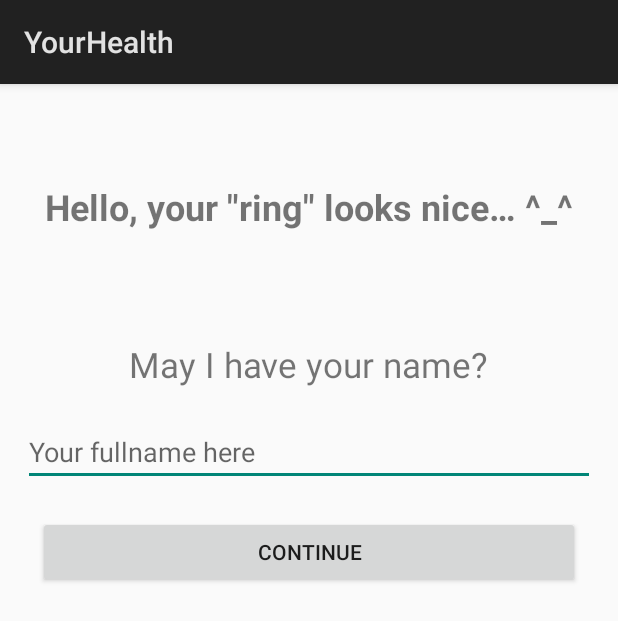
After one commit to LiamNguyen/your-health, an Android app: the layout fragment_ring_wearer_collect_information.xml on its own in the app's theme, with its tools: preview values and no code run, on a phone screen of 412 x 824 dp. The commit adds this screen. Shown: the top 621 px of the screen. Run offline under Robolectric (Android 15) with nearby library versions, the phone set to English and light mode, and no system bars.

Commit message:
Add new page to collect ring wearer's name and save to database, create new channel as well as store locally

```diff
--- a/app/build.gradle
+++ b/app/build.gradle
@@ -24,6 +24,7 @@ dependencies {
     androidTestCompile('com.android.support.test.espresso:espresso-core:2.2.2', {
         exclude group: 'com.android.support', module: 'support-annotations'
     })
+    compile files('libs/mysignalsconnectkit.jar')
     compile 'com.android.support.constraint:constraint-layout:1.0.2'
     compile 'co.realtime:messaging-android:2.1.+'
     compile 'com.android.support:support-v4:26.+'
@@ -31,5 +32,4 @@ dependencies {
     compile 'com.google.code.gson:gson:2.6.1'
     compile 'com.squareup.retrofit2:converter-gson:2.1.0'
     testCompile 'junit:junit:4.12'
-    compile files('libs/mysignalsconnectkit.jar')
 }
--- a/app/src/main/java/fi/letsdev/yourhealth/fragments/RingWearerSetupFragment.java
+++ b/app/src/main/java/fi/letsdev/yourhealth/fragments/RingWearerSetupFragment.java
@@ -25,6 +25,7 @@ import fi.letsdev.yourhealth.interfaces.InterfaceMySignalSensorService;
 import fi.letsdev.yourhealth.receiver.MySignalsDataReceiver;
 import fi.letsdev.yourhealth.service.BackgroundService;
 import fi.letsdev.yourhealth.utils.Constants;
+import fi.letsdev.yourhealth.utils.PreferencesManager;
 
 public class RingWearerSetupFragment extends Fragment implements InterfaceMySignalSensorService {
 
@@ -136,6 +137,9 @@ public class RingWearerSetupFragment extends Fragment implements InterfaceMySign
 
 	@Override
 	public void onReceiveHeartRate(Integer bpm) {
+		if (PreferencesManager.getInstance(getContext()).loadRingWearer().isNull())
+			((MainActivity) getActivity()).onShowRingWearerCollectInformationFragment();
+
 		pGif.setVisibility(View.INVISIBLE);
 		this.bpm = bpm;
 		handleReceivedData();
--- a/app/src/main/java/fi/letsdev/yourhealth/fragments/WatcherSetupFragment.java
+++ b/app/src/main/java/fi/letsdev/yourhealth/fragments/WatcherSetupFragment.java
@@ -201,7 +201,6 @@ public class WatcherSetupFragment extends Fragment implements InterfaceRefresher
 			}
 		});
 	}
-
 	//Programmatically add progress bar
 
 	private void addProgressBar() {
@@ -224,4 +223,7 @@ public class WatcherSetupFragment extends Fragment implements InterfaceRefresher
 
 		progressBarLayout.setVisibility(View.INVISIBLE);
 	}
+
+	@Override
+	public void onAddPatient(Patient patient) {}
 }
--- a/app/src/main/java/fi/letsdev/yourhealth/interfaces/InterfacePatientRepository.java
+++ b/app/src/main/java/fi/letsdev/yourhealth/interfaces/InterfacePatientRepository.java
@@ -4,4 +4,5 @@ import fi.letsdev.yourhealth.model.Patient;
 
 public interface InterfacePatientRepository {
 	void onChannelValidityResult(Boolean valid, Patient patient);
+	void onAddPatient(Patient patient);
 }
--- a/app/src/main/java/fi/letsdev/yourhealth/utils/Constants.java
+++ b/app/src/main/java/fi/letsdev/yourhealth/utils/Constants.java
@@ -5,6 +5,7 @@ public class Constants {
 	static class PreferenceKey {
 		static String USER_ROLE = "USER_ROLE";
 		static String PATIENT = "PATIENT";
+		static String RING_WEARER = "RING_WEARER";
 	}
 
 	public static class IntentActions {
@@ -19,7 +20,9 @@ public class Constants {
 
 	public static String MYSIGNALS_ID = "mysignals 000065";
 
-	static String API_URL = "http://10.112.204.134:5000/api/";
+//	static String API_URL = "http://10.112.204.134:5000/api/";
+
+		static String API_URL = "http://10.0.2.2:5000/api/";
 
 	static String NOTIFICATION_CHANNEL_NAME = "Main channel";
 
--- a/app/src/main/java/fi/letsdev/yourhealth/utils/Helper.java
+++ b/app/src/main/java/fi/letsdev/yourhealth/utils/Helper.java
@@ -17,4 +17,8 @@ class Helper {
 
 		return stringFromHashMap.toString();
 	}
+
+	static String formStringFromPatient(Patient patient) {
+		return patient.getName() + ":" + patient.getChannel();
+	}
 }
--- /dev/null
+++ b/app/src/main/res/layout/fragment_ring_wearer_collect_information.xml
@@ -0,0 +1,50 @@
+<RelativeLayout xmlns:android="http://schemas.android.com/apk/res/android"
+             xmlns:tools="http://schemas.android.com/tools"
+             android:layout_width="match_parent"
+             android:layout_height="match_parent"
+             tools:context="fi.letsdev.yourhealth.fragments.RingWearerCollectInformationFragment"
+             android:id="@+id/main_layout">
+
+    <TextView
+        android:id="@+id/txt_welcome_ring_wearer"
+        android:layout_width="wrap_content"
+        android:layout_height="wrap_content"
+        android:layout_alignParentTop="true"
+        android:layout_centerHorizontal="true"
+        android:layout_marginTop="65dp"
+        android:textSize="24sp"
+        android:textStyle="bold"
+        android:text="@string/message_welcome_ringwearer"/>
+
+    <TextView
+        android:id="@+id/txt_ask_for_name"
+        android:layout_width="wrap_content"
+        android:layout_height="wrap_content"
+        android:layout_below="@+id/txt_welcome_ring_wearer"
+        android:layout_centerHorizontal="true"
+        android:layout_marginTop="73dp"
+        android:textSize="23sp"
+        android:text="@string/message_ask_for_name"/>
+
+    <EditText
+        android:id="@+id/editText_patientName"
+        android:layout_width="match_parent"
+        android:layout_height="wrap_content"
+        android:layout_marginTop="20dp"
+        android:layout_marginEnd="15dp"
+        android:layout_marginStart="15dp"
+        android:layout_below="@+id/txt_ask_for_name"
+        android:layout_alignParentStart="true"
+        android:hint="@string/placeHolder_patientName"/>
+
+    <Button
+        android:id="@+id/btn_submitNewPatient"
+        android:layout_width="match_parent"
+        android:layout_height="wrap_content"
+        android:layout_below="@id/editText_patientName"
+        android:layout_marginTop="20dp"
+        android:layout_marginEnd="25dp"
+        android:layout_marginStart="25dp"
+        android:text="@string/btn_continue"/>
+
+</RelativeLayout>
--- a/app/src/main/res/values/strings.xml
+++ b/app/src/main/res/values/strings.xml
@@ -15,6 +15,9 @@
         Please reconnect or else, emergency push notification will not work</string>
     <string name="message_notification_ring_disconnected">Seems like you have taken off your ring.
         Please reconnect after you have put it on via the application</string>
+    <string name="message_welcome_ringwearer">Hello, your \"ring\" looks nice… ^_^</string>
+    <string name="message_ask_for_name">May I have your name?</string>
+    <string name="message_server_error">There was a server error. Please try again later</string>
 
     <!--NOTIFICATION_TITLES-->
     <string name="notification_title_information">Information</string>
@@ -26,15 +29,18 @@
     <string name="btn_unsubscribe">Unsubscribe</string>
     <string name="btn_stopAlert">Stop</string>
     <string name="btn_tryAgain">Try again</string>
+    <string name="btn_continue">Continue</string>
 
     <!--MENU ITEM TITLE-->
     <string name="menuItem_rechooseRole">Rechoose role</string>
 
     <!--PLACEHOLDERS-->
     <string name="placeHolder_patientCode">Patient\'s code</string>
+    <string name="placeHolder_patientName">Your fullname here</string>
 
     <!--Field validation error-->
     <string name="error_patientCodeEmtpy">Patient\'s code is empty</string>
+    <string name="error_patientNameEmpty">Name is empty</string>
 
     <!-- TODO: Remove or change this placeholder text -->
     <string name="hello_blank_fragment">Hello blank fragment</string>
```
Also changed, not shown: app/src/main/java/fi/letsdev/yourhealth/MainActivity.java (+20 -33 lines), app/src/main/java/fi/letsdev/yourhealth/fragments/RingWearerCollectInformationFragment.java (added, +114 -0 lines), app/src/main/java/fi/letsdev/yourhealth/repository/PatientRepository.java (+14 -0 lines), app/src/main/java/fi/letsdev/yourhealth/utils/FragmentHelper.java (added, +43 -0 lines), app/src/main/java/fi/letsdev/yourhealth/utils/PreferencesManager.java (+21 -1 lines), app/src/main/java/fi/letsdev/yourhealth/utils/ViewHelper.java (added, +34 -0 lines).
